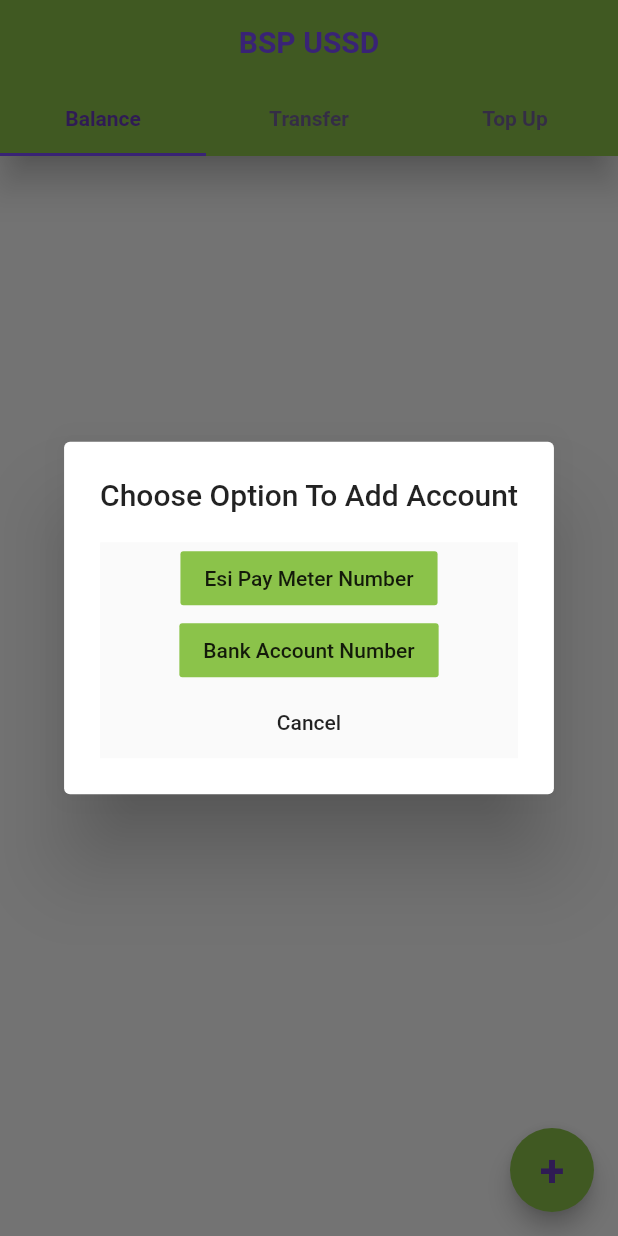
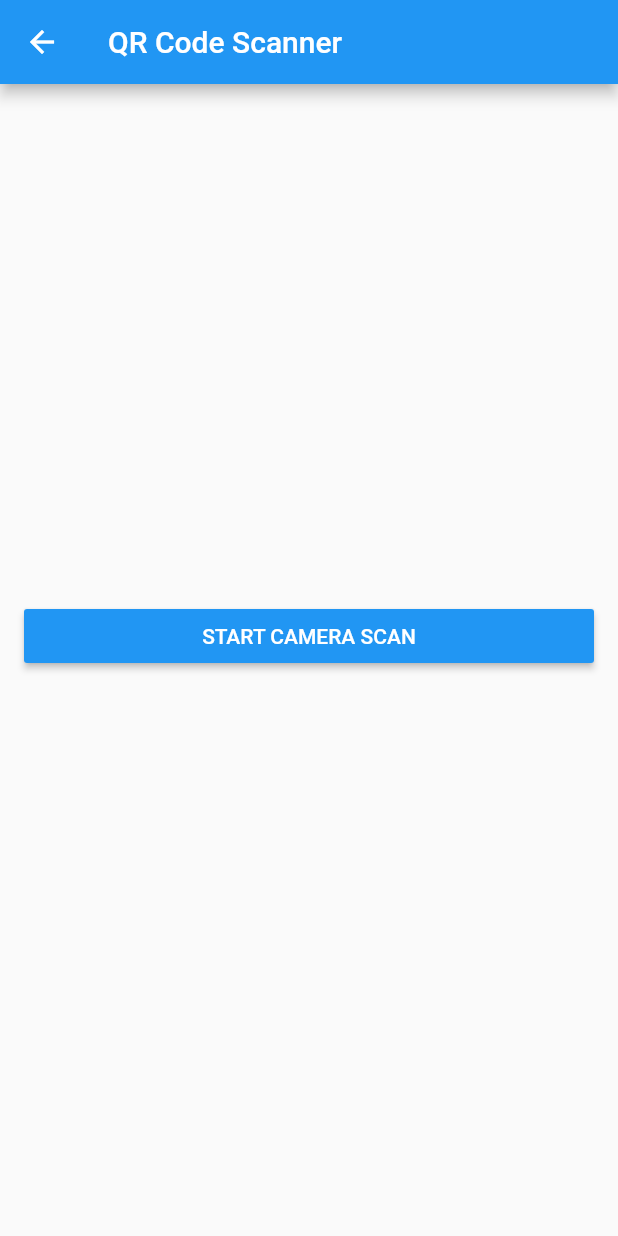
Before and after one commit to ikialo/flutter_app1, a Flutter app: the screen it shows after launch, after a tap on an icon or button, on a phone screen of 412 x 824 dp. Run offline on Flutter 3.47's test engine with Material 2 defaults, Android fonts, the phone set to English and light mode, and no system bars; our stand-ins replace contacts_service; missing offline and left inert: barcode_scan, call_number.

Commit message:
Added bsr code scanner and added the drawer

```diff
--- a/lib/Screens/Fab/fab_alert.dart
+++ b/lib/Screens/Fab/fab_alert.dart
@@ -4,6 +4,7 @@ import 'package:flutter_app1/Screens/second_tabs/other_bank.dart';
 import 'package:flutter_app1/Screens/second_tabs/other_bsp.dart';
 import 'package:flutter_app1/Screens/second_tabs/own_acc.dart';
 import 'package:flutter_app1/Screens/Fab/alert_content.dart';
+import 'package:flutter_app1/scan.dart';
 
 class FabAlert extends StatefulWidget {
   FabAlert({Key key}) : super(key: key);
@@ -17,9 +18,12 @@ class FabAlertState extends State<FabAlert> {
   @override
   Widget build(BuildContext context) {
     return  FloatingActionButton(
-       onPressed: () {
-         alertDialog(AlertContent());
-       },
+      onPressed: () {
+        Navigator.push(
+          context,
+          MaterialPageRoute(builder: (context) => ScanScreen()),
+        );
+      },
        child: Text(
          "+",
          style: TextStyle(
--- a/lib/Screens/second_tabs/own_acc.dart
+++ b/lib/Screens/second_tabs/own_acc.dart
@@ -17,7 +17,7 @@ class _MyStatefulWidgetState extends State<MyStatefulWidget> {
 
   Widget build(BuildContext context) {
     return new Material(
-        child: new Container(
+              child: Padding(padding: EdgeInsets.all(10.0),  child : new Container(
             child: new SingleChildScrollView(
                 child: new ConstrainedBox(
                     constraints: new BoxConstraints(),
@@ -109,7 +109,7 @@ class _MyStatefulWidgetState extends State<MyStatefulWidget> {
 
                         },child: Text("Cancel"),)],)
                       ]),
-                    )))));
+                    ))))));
   }
 
   _initCall(num) async {
--- a/lib/Screens/third_tab/other_phone.dart
+++ b/lib/Screens/third_tab/other_phone.dart
@@ -226,6 +226,7 @@ class _MyStatefulWidgetState extends State<OtherPhone> {
                                 child: Center(
                                     child:
                                         Text('${entries[index].displayName}')),
+
                                 onTap: () {
                                   Scaffold.of(context).showSnackBar(SnackBar(
                                       content: Text(
--- a/lib/main.dart
+++ b/lib/main.dart
@@ -68,6 +68,13 @@ class _MyHomePageState extends StatelessWidget {
               body: TabBarView(
                 children: <Widget>[MyHomePage(), Transfer(), Topup()],
               ),
+              drawer: ListTile(
+                leading: Icon(Icons.change_history),
+                title: Text('Change history'),
+                onTap: () {
+                  // change app state...
+                },
+              ),
               floatingActionButton: FabAlert(),
          )
       )
--- /dev/null
+++ b/lib/scan.dart
@@ -0,0 +1,70 @@
+import 'dart:async';
+
+import 'package:barcode_scan/barcode_scan.dart';
+import 'package:flutter/material.dart';
+import 'package:flutter/services.dart';
+
+class ScanScreen extends StatefulWidget {
+  @override
+  _ScanState createState() => new _ScanState();
+}
+
+class _ScanState extends State<ScanScreen> {
+  String barcode = "";
+
+  @override
+  initState() {
+    super.initState();
+  }
+
+  @override
+  Widget build(BuildContext context) {
+    return Scaffold(
+        appBar: new AppBar(
+          title: new Text('QR Code Scanner'),
+        ),
+        body: new Center(
+          child: new Column(
+            mainAxisAlignment: MainAxisAlignment.center,
+            crossAxisAlignment: CrossAxisAlignment.stretch,
+            children: <Widget>[
+              Padding(
+                padding: EdgeInsets.symmetric(horizontal: 16.0, vertical: 8.0),
+                child: RaisedButton(
+                    color: Colors.blue,
+                    textColor: Colors.white,
+                    splashColor: Colors.blueGrey,
+                    onPressed: scan,
+                    child: const Text('START CAMERA SCAN')
+                ),
+              )
+              ,
+              Padding(
+                padding: EdgeInsets.symmetric(horizontal: 16.0, vertical: 8.0),
+                child: Text(barcode, textAlign: TextAlign.center,),
+              )
+              ,
+            ],
+          ),
+        ));
+  }
+
+  Future scan() async {
+    try {
+      String barcode = await BarcodeScanner.scan();
+      setState(() => this.barcode = barcode);
+    } on PlatformException catch (e) {
+      if (e.code == BarcodeScanner.CameraAccessDenied) {
+        setState(() {
+          this.barcode = 'The user did not grant the camera permission!';
+        });
+      } else {
+        setState(() => this.barcode = 'Unknown error: $e');
+      }
+    } on FormatException{
+      setState(() => this.barcode = 'null (User returned using the "back"-button before scanning anything. Result)');
+    } catch (e) {
+      setState(() => this.barcode = 'Unknown error: $e');
+    }
+  }
+}
```
Also changed, not shown: lib/Screens/second_page.dart (+33 -2 lines), pubspec.yaml (+5 -2 lines), pubspec.lock, 3 other files.
